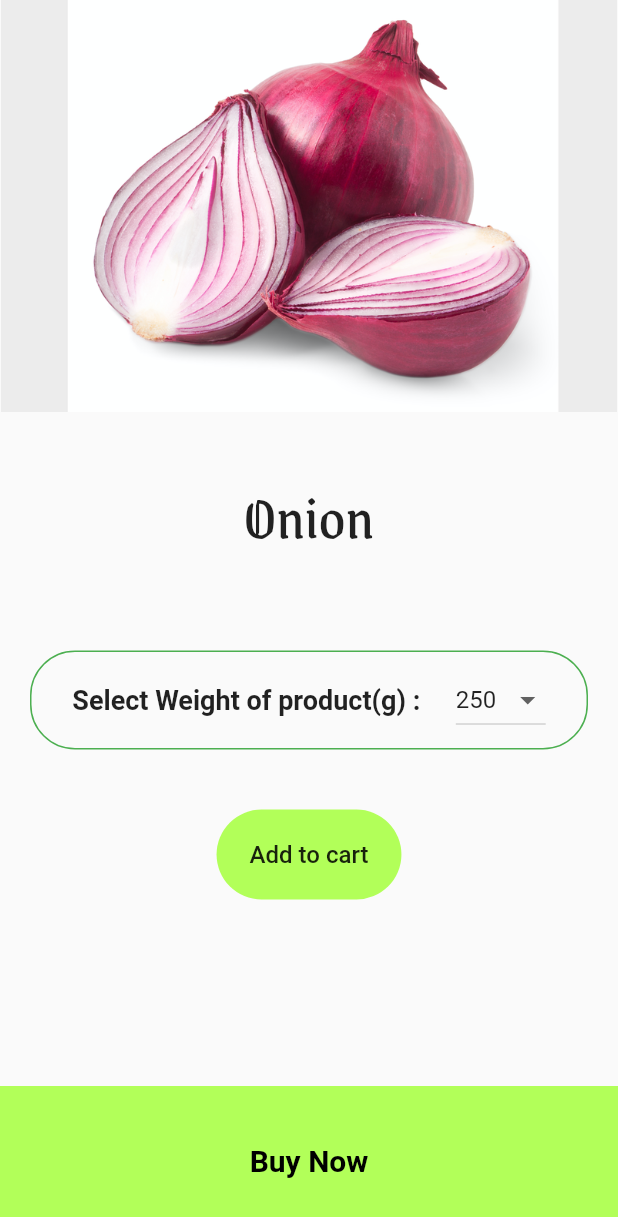
After one commit to syamsundar1/veggie, a Flutter app: the screen it shows after launch, after a tap on "Onion", on a phone screen of 412 x 824 dp. The commit adds this screen. Shown: the top 1217 px of the screen. Run offline on Flutter 3.47's test engine with Material 2 defaults, Android fonts, the phone set to English and light mode, and no system bars.

Commit message:
onion screen completed

```diff
--- /dev/null
+++ b/lib/data/data.dart
@@ -0,0 +1,14 @@
+class Weight {
+  int no;
+  int weight;
+  Weight({this.no, this.weight});
+
+  static List<Weight> getWeight() {
+    return <Weight>[
+      Weight(no: 1, weight: 250),
+      Weight(no: 2, weight: 500),
+      Weight(no: 3, weight: 750),
+      Weight(no: 4, weight: 1000),
+    ];
+  }
+}
--- /dev/null
+++ b/lib/screens/cartscreen.dart
@@ -0,0 +1,13 @@
+import 'package:flutter/material.dart';
+
+class CartScreen extends StatefulWidget {
+  @override
+  _CartScreenState createState() => _CartScreenState();
+}
+
+class _CartScreenState extends State<CartScreen> {
+  @override
+  Widget build(BuildContext context) {
+    return Scaffold();
+  }
+}
--- a/lib/screens/homepage.dart
+++ b/lib/screens/homepage.dart
@@ -1,4 +1,5 @@
 import 'package:flutter/material.dart';
+import 'package:veggie/screens/onionscreen.dart';
 
 class HomePage extends StatefulWidget {
   @override
@@ -20,7 +21,7 @@ class _HomePageState extends State<HomePage> {
         ),
         centerTitle: true,
         actions: [
-          IconButton(icon: Icon(Icons.food_bank_rounded), onPressed: () {})
+          IconButton(icon: Icon(Icons.shopping_cart), onPressed: () {})
         ],
         elevation: 0.0,
       ),
@@ -62,10 +63,20 @@ class _HomePageState extends State<HomePage> {
                 ),
                 Column(
                   children: [
-                    Container(
+                    Hero(
+                      tag: "assets/onion.png",
+                      child: GestureDetector(
+                        onTap: () {
+                          Navigator.push(
+                              context,
+                              MaterialPageRoute(
+                                  builder: (context) => OnionScreen()));
+                        },
+                        child: Container(
                           decoration: BoxDecoration(
                               borderRadius: BorderRadius.circular(30.0),
-                          border: Border.all(width: 1.0, color: Colors.grey)),
+                              border:
+                                  Border.all(width: 1.0, color: Colors.grey)),
                           child: Row(
                             mainAxisAlignment: MainAxisAlignment.spaceEvenly,
                             children: [
@@ -181,6 +192,8 @@ class _HomePageState extends State<HomePage> {
                                 ),
                               )
                             ],
+                          ),
+                        ),
                       ),
                     ),
                     SizedBox(
--- /dev/null
+++ b/lib/screens/onionscreen.dart
@@ -0,0 +1,138 @@
+import 'package:flutter/material.dart';
+import 'package:veggie/data/data.dart';
+import 'package:veggie/screens/cartscreen.dart';
+
+class OnionScreen extends StatefulWidget {
+  @override
+  _OnionScreenState createState() => _OnionScreenState();
+}
+
+class _OnionScreenState extends State<OnionScreen> {
+  List<Weight> _weight = Weight.getWeight();
+  List<DropdownMenuItem<Weight>> _dropdownMenuItem;
+  Weight _selectedWeight;
+
+  @override
+  void initState() {
+    _dropdownMenuItem = builddropdownMenuItems(_weight);
+    _selectedWeight = _dropdownMenuItem[0].value;
+    super.initState();
+  }
+
+  List<DropdownMenuItem<Weight>> builddropdownMenuItems(List weights) {
+    List<DropdownMenuItem<Weight>> items = List();
+    for (Weight weight in weights) {
+      items.add(DropdownMenuItem(
+        value: weight,
+        child: Text(weight.weight.toString()),
+      ));
+    }
+    return items;
+  }
+
+  onChangeDropdownItem(Weight seletctedweight) {
+    setState(() {
+      _selectedWeight = seletctedweight;
+    });
+  }
+
+  @override
+  Widget build(BuildContext context) {
+    return Scaffold(
+      body: Column(
+        children: [
+          Hero(
+            tag: "assets/onion.png",
+            child: Image(
+              fit: BoxFit.cover,
+              height: MediaQuery.of(context).size.height / 3,
+              image: AssetImage("assets/onion.png"),
+            ),
+          ),
+          SizedBox(
+            height: 40.0,
+          ),
+          Text(
+            "Onion",
+            style: TextStyle(fontSize: 40.0, fontFamily: 'GrenzeGotisch'),
+          ),
+          SizedBox(
+            height: 40.0,
+          ),
+          Container(
+            padding: EdgeInsets.all(20.0),
+            child: Column(
+              children: [
+                Container(
+                  padding: EdgeInsets.all(8.0),
+                  decoration: BoxDecoration(
+                      border: Border.all(width: 1.0, color: Colors.green),
+                      borderRadius: BorderRadius.circular(30.0)),
+                  child: Row(
+                    mainAxisAlignment: MainAxisAlignment.spaceEvenly,
+                    children: [
+                      Text(
+                        "Select Weight of product(g) : ",
+                        style: TextStyle(
+                            fontSize: 18.0, fontWeight: FontWeight.bold),
+                      ),
+                      DropdownButton(
+                        elevation: 0,
+                        // icon: Icon(Icons.arrow_circle_down_sharp),
+                        // iconEnabledColor: Colors.green,
+                        autofocus: true,
+                        focusColor: Colors.grey,
+                        value: _selectedWeight,
+                        items: _dropdownMenuItem,
+                        onChanged: onChangeDropdownItem,
+                      ),
+                    ],
+                  ),
+                ),
+                SizedBox(
+                  height: 40.0,
+                ),
+                Container(
+                  padding: EdgeInsets.all(6.0),
+                  decoration: BoxDecoration(
+                    color: Colors.lightGreenAccent,
+                    borderRadius: BorderRadius.circular(30.0),
+                  ),
+                  child: FlatButton(
+                    onPressed: () {},
+                    child: Text(
+                      "Add to cart",
+                      style: TextStyle(fontSize: 16.0),
+                    ),
+                  ),
+                )
+              ],
+            ),
+          ),
+        ],
+      ),
+      bottomSheet: Container(
+        height: 100.0,
+        width: MediaQuery.of(context).size.width,
+        decoration: BoxDecoration(
+          color: Theme.of(context).primaryColor,
+        ),
+        child: Center(
+          child: FlatButton(
+            onPressed: () {
+              Navigator.push(context,
+                  MaterialPageRoute(builder: (context) => CartScreen()));
+            },
+            child: Text(
+              "Buy Now",
+              style: TextStyle(
+                  color: Colors.black,
+                  fontSize: 20.0,
+                  fontWeight: FontWeight.bold),
+            ),
+          ),
+        ),
+      ),
+    );
+  }
+}
--- /dev/null
+++ b/lib/screens/potatoscreen.dart
@@ -0,0 +1,13 @@
+import 'package:flutter/material.dart';
+
+class PotatoScreen extends StatefulWidget {
+  @override
+  _PotatoScreenState createState() => _PotatoScreenState();
+}
+
+class _PotatoScreenState extends State<PotatoScreen> {
+  @override
+  Widget build(BuildContext context) {
+    return Container();
+  }
+}
```
Lines whose indentation alone changed are shown as unchanged.
